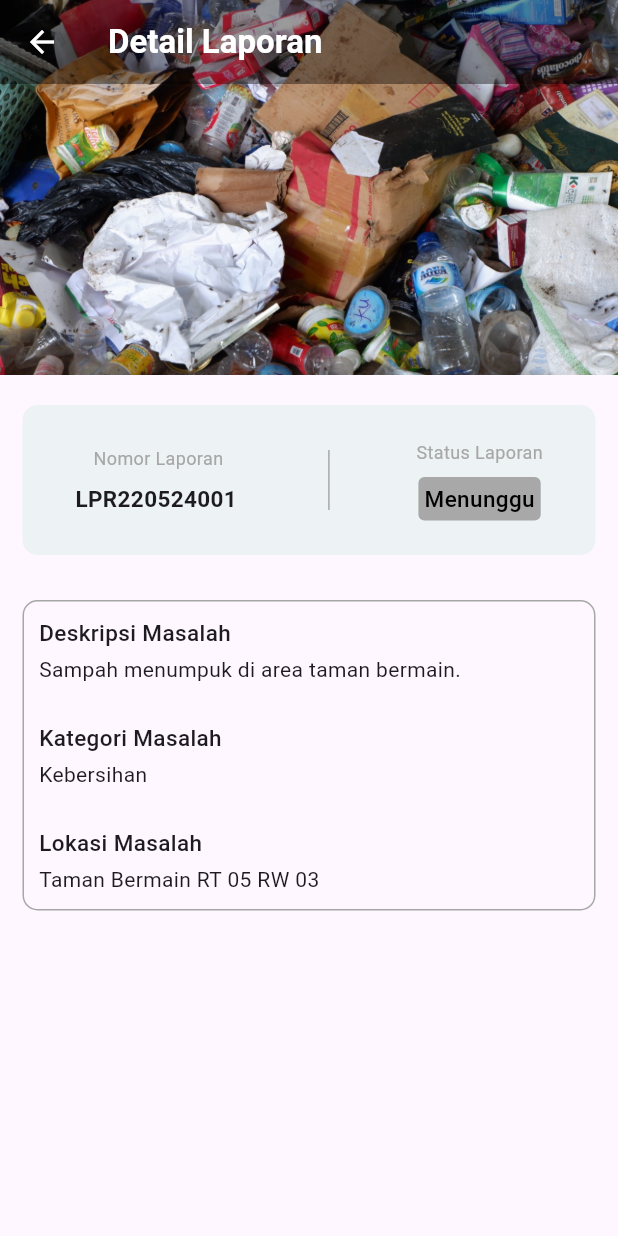
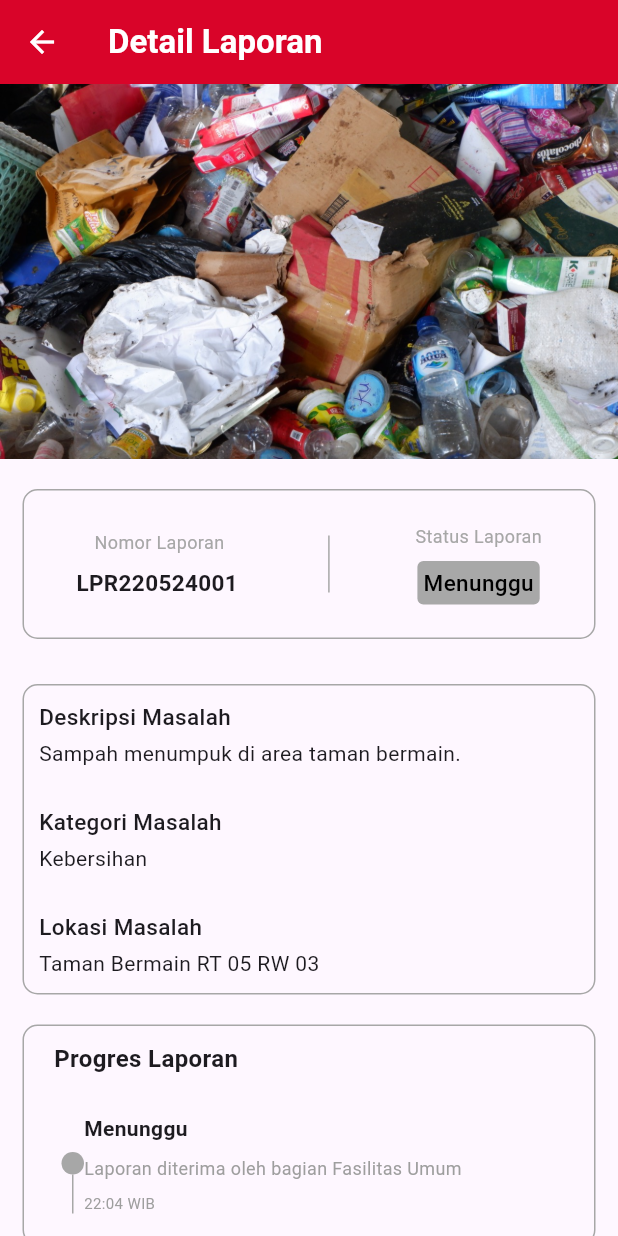
Before and after one commit to shalmanrafli30/desa_tanggap, a Flutter app: the DetailLaporan screen opened by its route, on a phone screen of 412 x 824 dp. Run offline on Flutter 3.47's test engine with Material 3 defaults, Android fonts, the phone set to English and light mode, and no system bars; drawn by our look-alikes of timeline_tile.

Commit message:
timeline section

```diff
--- a/lib/detail_laporan.dart
+++ b/lib/detail_laporan.dart
@@ -1,4 +1,5 @@
 import 'package:flutter/material.dart';
+import 'package:timeline_tile/timeline_tile.dart';
 
 class DetailLaporan extends StatelessWidget {
   const DetailLaporan({super.key});
@@ -6,14 +7,12 @@ class DetailLaporan extends StatelessWidget {
   @override
   Widget build(BuildContext context) {
     return Scaffold(
-      extendBodyBehindAppBar: true,
       appBar: AppBar(
         title: const Text(
           'Detail Laporan',
           style: TextStyle(color: Colors.white, fontWeight: FontWeight.bold),
         ),
-        backgroundColor: const Color.fromARGB(100, 0, 0, 0),
-        elevation: 0,
+        backgroundColor: const Color(0xFFD90429),
         iconTheme: const IconThemeData(
           color: Colors.white, // Warna baru untuk ikon back button
         ),
@@ -41,8 +40,11 @@ class DetailLaporan extends StatelessWidget {
                 width: double.infinity,
                 height: 100,
                 decoration: BoxDecoration(
-                  color: const Color.fromRGBO(237, 242, 244, 1),
                   borderRadius: BorderRadius.circular(10),
+                  border: Border.all(
+                    color: const Color.fromRGBO(167, 167, 167, 1),
+                    width: 1, // Border width
+                  ),
                 ),
                 child: Padding(
                   padding: const EdgeInsets.all(10),
@@ -174,6 +176,89 @@ class DetailLaporan extends StatelessWidget {
               ),
             ),
             // END DESKRIPSI MASALAH SECTION
+            // PROGRESS LAPORAN SECTION
+            Padding(
+              padding: const EdgeInsets.symmetric(horizontal: 15, vertical: 10),
+              child: Column(
+                crossAxisAlignment: CrossAxisAlignment.start,
+                children: [
+                  Container(
+                    width: double.infinity,
+                    padding: const EdgeInsets.all(10),
+                    decoration: BoxDecoration(
+                      borderRadius: BorderRadius.circular(10),
+                      border: Border.all(
+                        color: const Color.fromRGBO(167, 167, 167, 1),
+                        width: 1, // Border width
+                      ),
+                    ),
+                    child: Column(
+                      crossAxisAlignment: CrossAxisAlignment.start,
+                      children: [
+                        const Padding(
+                          padding: EdgeInsets.only(left: 10),
+                          child: Text(
+                            'Progres Laporan',
+                            style: TextStyle(
+                              fontWeight: FontWeight.bold,
+                              fontSize: 16,
+                            ),
+                          ),
+                        ),
+                        const SizedBox(height: 15),
+                        Padding(
+                          padding: const EdgeInsets.symmetric(
+                              horizontal: 15, vertical: 10),
+                          child: TimelineTile(
+                            axis: TimelineAxis.vertical,
+                            alignment: TimelineAlign.manual,
+                            lineXY: 0,
+                            isFirst: true,
+                            indicatorStyle: const IndicatorStyle(
+                              width: 15,
+                              color: Color.fromRGBO(167, 167, 167, 1),
+                            ),
+                            beforeLineStyle: const LineStyle(
+                              color: Color.fromRGBO(167, 167, 167, 1),
+                              thickness: 1,
+                            ),
+                            endChild: const Column(
+                              crossAxisAlignment: CrossAxisAlignment.start,
+                              children: [
+                                Text(
+                                  'Menunggu',
+                                  style: TextStyle(
+                                    fontWeight: FontWeight.bold,
+                                    fontSize: 14,
+                                  ),
+                                ),
+                                SizedBox(height: 8),
+                                Text(
+                                  'Laporan diterima oleh bagian Fasilitas Umum',
+                                  style: TextStyle(
+                                    fontSize: 12,
+                                    color: Colors.grey,
+                                  ),
+                                ),
+                                SizedBox(height: 8),
+                                Text(
+                                  '22:04 WIB',
+                                  style: TextStyle(
+                                    fontSize: 10,
+                                    color: Colors.grey,
+                                  ),
+                                ),
+                              ],
+                            ),
+                          ),
+                        ),
+                      ],
+                    ),
+                  ),
+                ],
+              ),
+            )
+            // END PROGRESS LAPORAN SECTION
           ],
         ),
       ),
```
Also changed, not shown: pubspec.lock.
